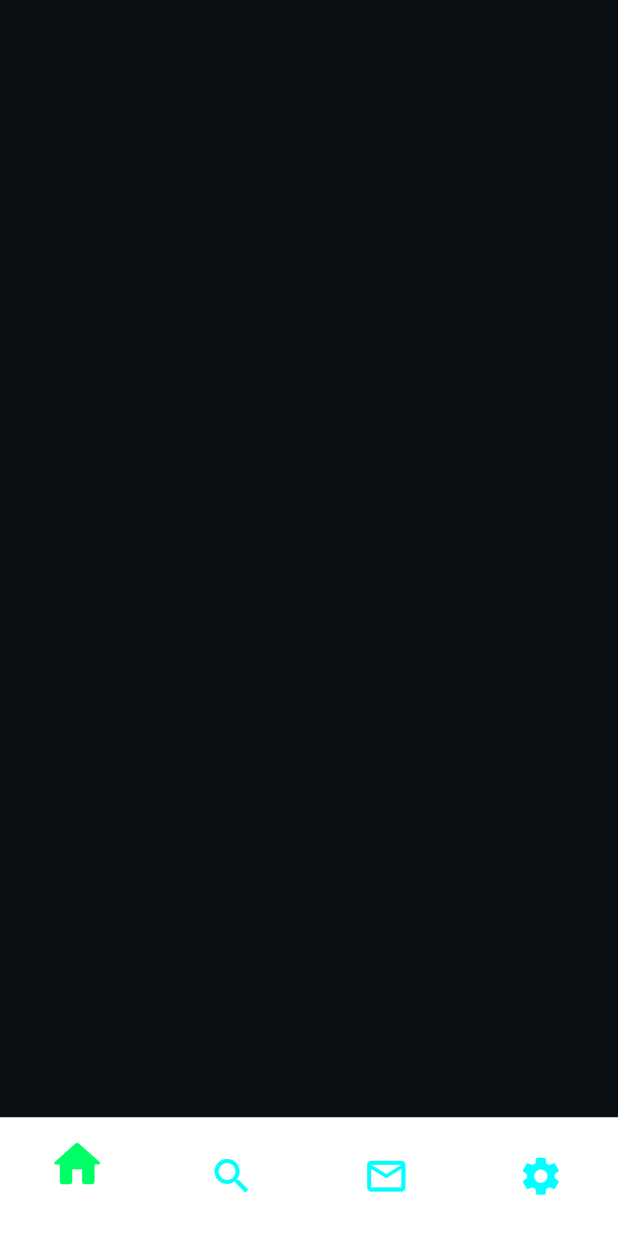
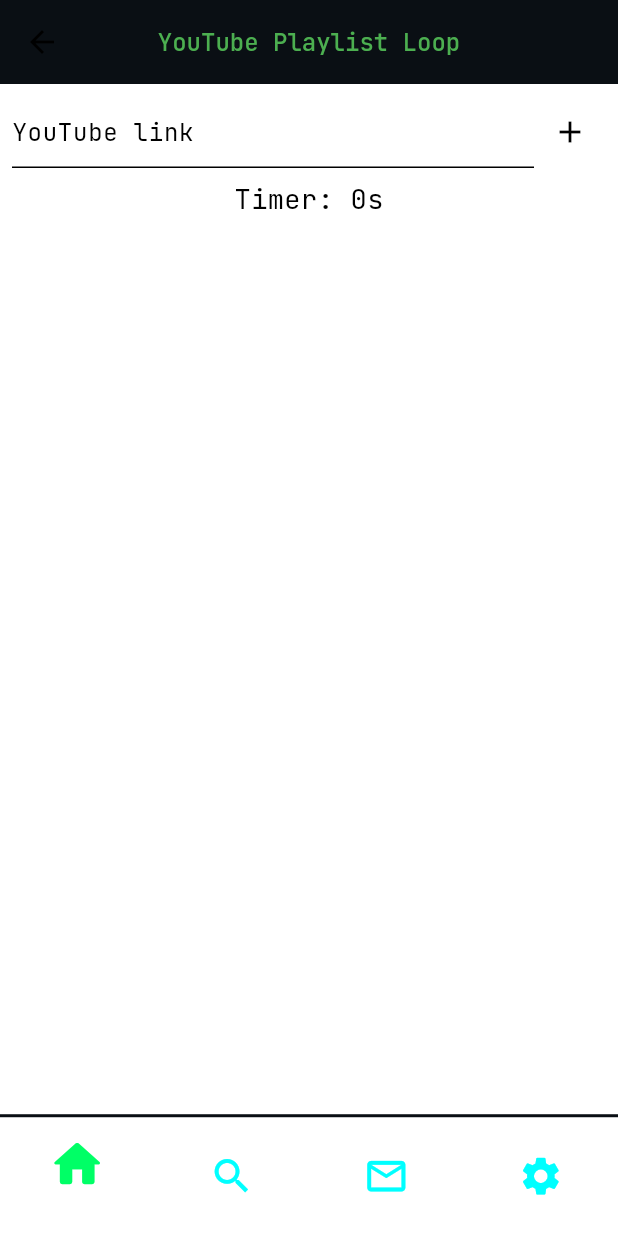
Before and after one commit to devmr007/dev_bank, a Flutter app: the MainHome screen opened by its route, on a phone screen of 412 x 824 dp. Run offline on Flutter 3.47's test engine with Material 3 defaults, Android fonts, the phone set to English and light mode, and no system bars; our stand-ins replace flutter_screenutil, gap, get, google_fonts, pinput, youtube_player_flutter.

Commit message:
added yt

```diff
--- a/lib/features/home/presentation/screen/main_home.dart
+++ b/lib/features/home/presentation/screen/main_home.dart
@@ -3,6 +3,7 @@
 import 'package:flutter/material.dart';
 import 'package:flutter_screenutil/flutter_screenutil.dart';
 import 'package:get/get.dart';
+import 'package:youtube_player_flutter/youtube_player_flutter.dart';
 
 class MainHome extends StatelessWidget {
   MainHome({super.key});
@@ -17,11 +18,17 @@
   @override
   Widget build(BuildContext context) {
     return Scaffold(
+      backgroundColor: Colors.white,
       body: PageView(
         physics: const NeverScrollableScrollPhysics(),
         controller: controller.pageController,
         onPageChanged: (index) => controller.selectedtab.value = index,
-        // children: pages,
+        children: [
+          HomePage(),
+          Center(child: Text('Search')),
+          Center(child: Text('Message')),
+          Center(child: Text('Setting')),
+        ],
       ),
       bottomNavigationBar: Container(
         decoration: BoxDecoration(
@@ -71,22 +78,101 @@
         }),
       ),
     );
-    //   bottomNavigationBar: BottomNavigationBar(
-    //     backgroundColor: AppColors.terminalBG,
-    //     selectedItemColor: AppColors.neonGreen,
-    //     unselectedItemColor: AppColors.neonCyan.withOpacity(0.5),
-    //     showSelectedLabels: false,
-    //     showUnselectedLabels: false,
-    //     items: [
-    //       BottomNavigationBarItem(icon: Icon(Icons.home), label: 'Home'),
-    //       BottomNavigationBarItem(icon: Icon(Icons.search), label: 'Search'),
-    //       BottomNavigationBarItem(icon: Icon(Icons.mail), label: 'Messages'),
-    //       BottomNavigationBarItem(
-    //         icon: Icon(Icons.settings),
-    //         label: 'Settings',
-    //       ),
-    //     ],
-    //   ),
-    // );
   }
 }
+
+class HomePage extends GetView<HomeController> {
+  HomePage({super.key});
+
+  final TextEditingController linkController = TextEditingController();
+
+  @override
+  Widget build(BuildContext context) {
+    return Scaffold(
+      backgroundColor: Colors.white,
+      appBar: AppBar(
+        title: CustomText(text: "YouTube Playlist Loop"),
+        centerTitle: true,
+      ),
+      body: Column(
+        children: [
+          Obx(
+            () => controller.videoUrls.isEmpty
+                ? const SizedBox()
+                : YoutubePlayer(
+                    controller: controller.ytController!,
+                    showVideoProgressIndicator: true,
+                  ),
+          ),
+          Padding(
+            padding: const EdgeInsets.all(8),
+            child: Row(
+              children: [
+                Expanded(
+                  child: TextField(
+                    controller: linkController,
+                    decoration: const InputDecoration(hintText: "YouTube link"),
+                  ),
+                ),
+                IconButton(
+                  icon: const Icon(Icons.add),
+                  onPressed: () {
+                    controller.addVideo(linkController.text);
+                    linkController.clear();
+                  },
+                ),
+              ],
+            ),
+          ),
+          Obx(
+            () => Text(
+              "Timer: ${controller.currentSeconds.value}s",
+              style: const TextStyle(fontSize: 18),
+            ),
+          ),
+          Expanded(
+            child: Obx(
+              () => ListView.builder(
+                itemCount: controller.videoUrls.length,
+                itemBuilder: (c, i) => ListTile(
+                  title: Text(controller.videoUrls[i]),
+                  trailing: IconButton(
+                    icon: const Icon(Icons.delete),
+                    onPressed: () => controller.removeVideo(i),
+                  ),
+                ),
+              ),
+            ),
+          ),
+        ],
+      ),
+    );
+  }
+}
+
+class CustomText extends StatelessWidget {
+  final String text;
+  final Color? textColor;
+  final double? fontSize;
+  final FontWeight? fontWeight;
+
+  const CustomText({
+    super.key,
+    required this.text,
+    this.textColor,
+    this.fontSize,
+    this.fontWeight,
+  });
+
+  @override
+  Widget build(BuildContext context) {
+    return Text(
+      text,
+      style: TextStyle(
+        fontSize: fontSize ?? 16,
+        fontWeight: fontWeight ?? FontWeight.w500,
+        color: textColor ?? Colors.green,
+      ),
+    );
+  }
+}
--- a/pubspec.yaml
+++ b/pubspec.yaml
@@ -42,6 +42,7 @@
   flutter_screenutil: ^5.9.3
   gap: ^3.0.1
   pinput: ^6.0.1
+  youtube_player_flutter: ^9.1.3
 
 dev_dependencies:
   flutter_test:
```
Also changed, not shown: lib/features/home/controller/home_controller.dart (+90 -0 lines), pubspec.lock, 3 other files.
